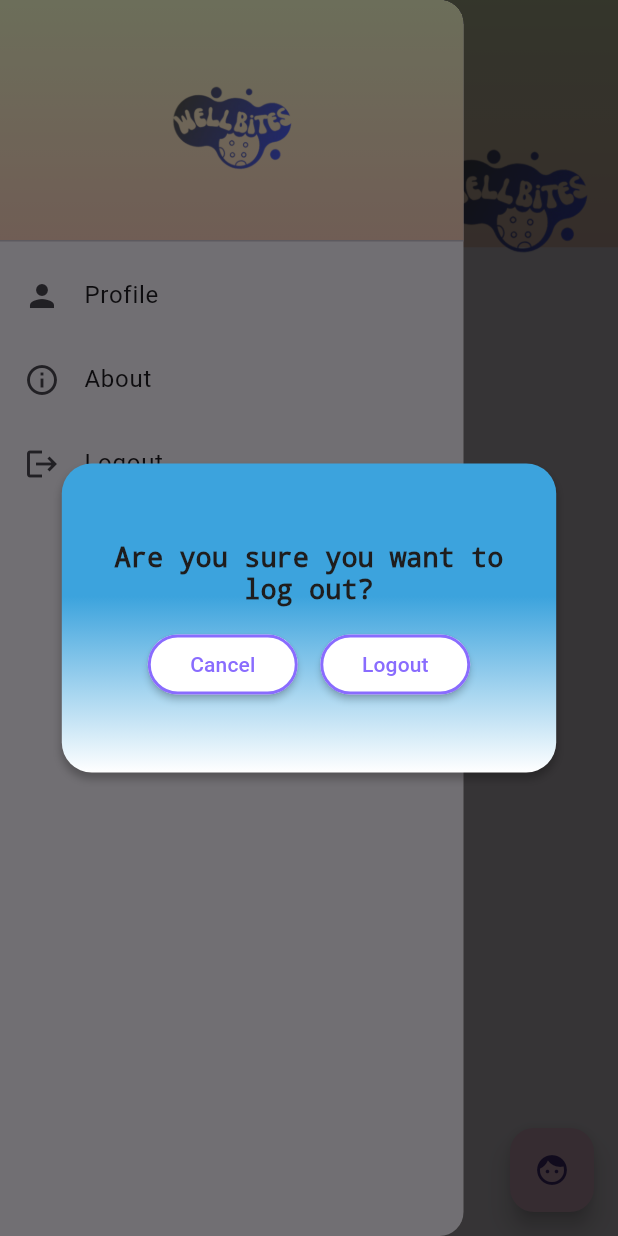
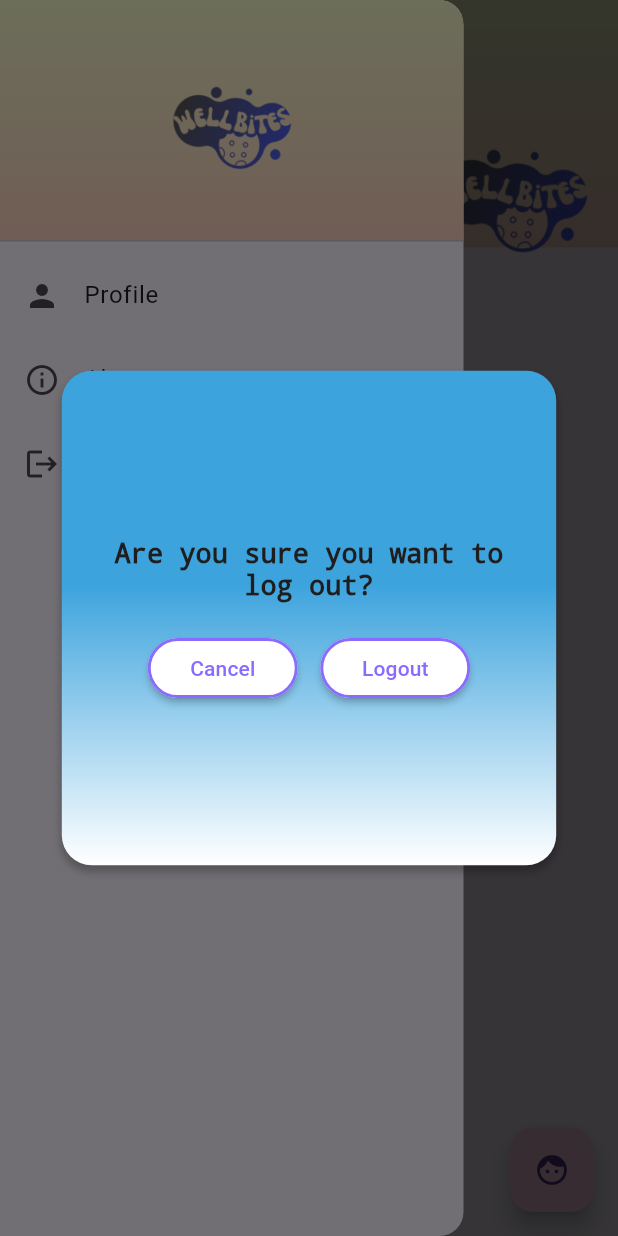
Before and after one commit to liwei-0405/WellBites, a Flutter app: the screen it shows once a user with an empty profile is signed in, in the side drawer, after a tap on "Logout", on a phone screen of 412 x 824 dp. Run offline on Flutter 3.47's test engine with Material 3 defaults, Android fonts, the phone set to English and light mode, and no system bars; our stand-ins replace cloud_firestore, firebase_auth, firebase_core, flutter_markdown, google_generative_ai, image_picker; accounts and stored records are empty; generated files the repository leaves out were written again; Roboto replaces fonts that are missing (Actor).

Commit message:
Fixed some overflowed bug

```diff
--- a/lib/widgets/custom_dialog.dart
+++ b/lib/widgets/custom_dialog.dart
@@ -24,7 +24,7 @@ class ConfirmationDialog extends StatelessWidget {
     return Center(
       child: Container(
         width: screenWidth * 0.8,
-        height: screenHeight * 0.25,
+        height: screenHeight * 0.4,
         decoration: BoxDecoration(
           borderRadius: BorderRadius.circular(20),
           boxShadow: [
@@ -58,7 +58,7 @@ class ConfirmationDialog extends StatelessWidget {
                   decoration: TextDecoration.none,
                 ),
               ),
-              SizedBox(height: 20),
+              SizedBox(height: screenHeight*0.03),
               Row(
                 mainAxisAlignment: MainAxisAlignment.center,
                 children: [
```
